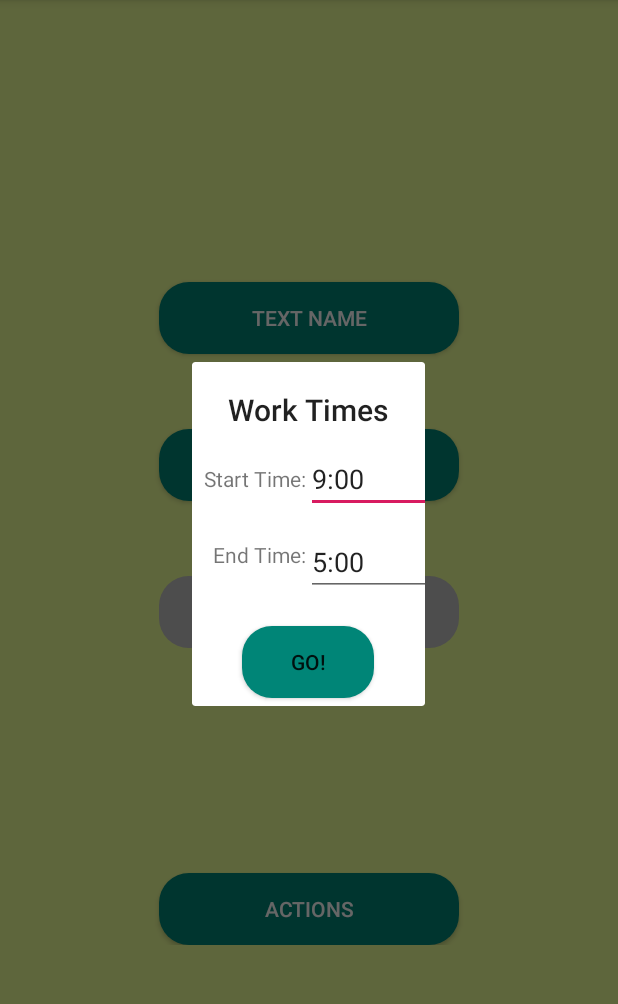
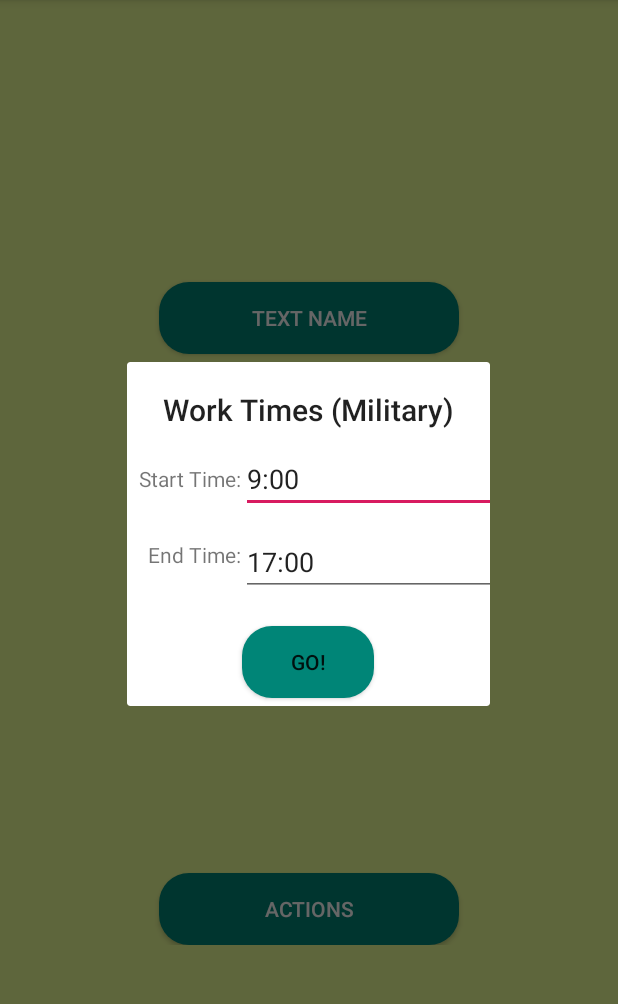
Before and after one commit to davidhmobley/ContactDavid3, an Android app: the screen it shows after launch (MainActivity), in the options menu, after a tap on "Set Work Times", on a phone screen of 412 x 824 dp, the part 84-1088 px from its top. Run offline under Robolectric (Android 15) with nearby library versions, the phone set to English and light mode, and no system bars.

Commit message:
misc changes

```diff
--- a/app/src/main/res/values/strings.xml
+++ b/app/src/main/res/values/strings.xml
@@ -2,7 +2,7 @@
     <string name="app_name">ContactMe</string>
     <string name="app_title">ContactMe</string>
     <string name="splash_company_name">Mobley, Inc</string>
-    <string name="splash_copyright">copyright 2019-2020</string>
+    <string name="splash_copyright">copyright 2019&#8211;2020</string>
 
     <string name="main_subtitle">Main</string>
     <string name="actions_subtitle">Actions</string>
@@ -27,7 +27,7 @@
     <string name="default_cell_phone">9999999999</string>
     <string name="default_work_phone">9999999999</string>
     <string name="default_time_start">9:00</string>
-    <string name="default_time_end">5:00</string>
+    <string name="default_time_end">17:00</string>
 
     <string name="action_row_to_label">To:</string>
     <!-- Actions (Type) -->
@@ -37,7 +37,7 @@
 
     <string name="timestamp_str">%1$d/%2$d/%3$d %4$d:%5$02d.%6$02d</string>
 
-    <string name="work_time_title">Work Times</string>
+    <string name="work_time_title">Work Times (Military)</string>
 
     <string name="textbar_msg">Texting %1$s</string>
     <string name="emailbar_msg">Emailing %1$s</string>
```
